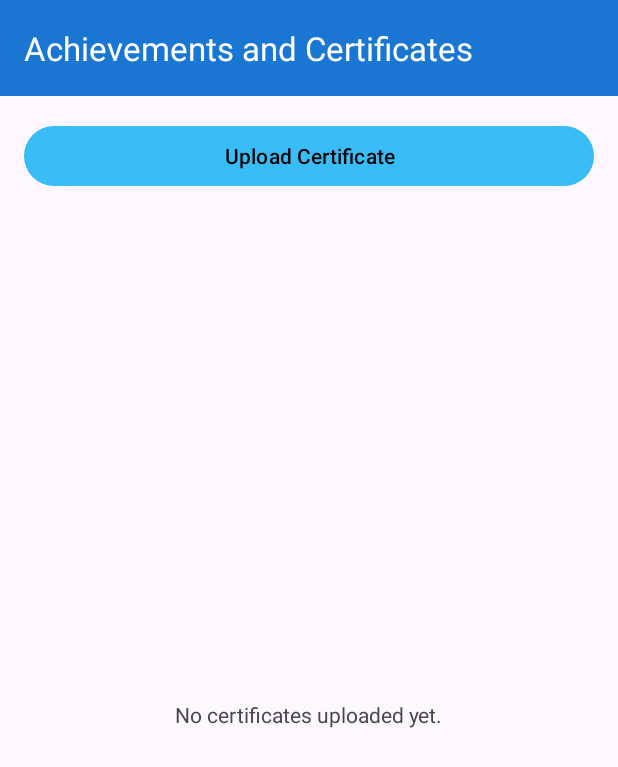
After one commit to itsmeEn/worksy-mobile-app, an Android app: the JobSeekerAchievements screen opened directly, with no data from a screen before it, on a phone screen of 412 x 824 dp. The commit adds this screen. Shown: the top 767 px of the screen. Run offline under Robolectric (Android 15) with nearby library versions, the phone set to English and light mode, and no system bars; our stand-ins replace Firebase (no records; nobody signed in at launch, a user with empty details on screens opened directly).

```diff
--- a/app/src/main/AndroidManifest.xml
+++ b/app/src/main/AndroidManifest.xml
@@ -18,6 +18,7 @@
         android:label="@string/app_name"
         android:roundIcon="@drawable/worksy_logo"
         android:supportsRtl="true"
+        android:networkSecurityConfig="@xml/network_security_config"
         android:theme="@style/Theme.Worksy">
 
         <activity
@@ -36,6 +37,7 @@
             android:name=".ui.jobseeker.JobSeekerMainActivity"
             android:exported="false" />
         <activity android:name=".ui.jobseeker.ChatBotActivity"/>
+        <activity android:name=".ui.jobseeker.JobSeekerAchievements"/>
         <activity android:name=".ui.jobseeker.JobSeekerSearchJobActivity"
             android:exported="true"/>
         <activity android:name=".ui.jobseeker.JobSeekerMyApplicationsActivity"
--- /dev/null
+++ b/app/src/main/java/com/worksy/ui/jobseeker/JobSeekerAchievements.java
@@ -0,0 +1,210 @@
+package com.worksy.ui.jobseeker;
+
+import android.content.Intent;
+import android.net.Uri;
+import android.os.Bundle;
+import android.util.Log;
+import android.view.View;
+import android.widget.Button;
+import android.widget.TextView;
+import android.widget.Toast;
+
+import androidx.activity.result.ActivityResultLauncher;
+import androidx.activity.result.contract.ActivityResultContracts;
+import androidx.appcompat.app.AppCompatActivity;
+import androidx.recyclerview.widget.LinearLayoutManager;
+import androidx.recyclerview.widget.RecyclerView;
+
+import com.google.firebase.auth.FirebaseAuth;
+import com.google.firebase.auth.FirebaseUser;
+import com.google.firebase.firestore.DocumentSnapshot;
+import com.google.firebase.firestore.FirebaseFirestore;
+import com.google.firebase.firestore.Query;
+import com.google.firebase.storage.FirebaseStorage;
+import com.google.firebase.storage.StorageReference;
+
+import com.worksy.R;
+import com.worksy.data.model.Certificate;
+import com.worksy.ui.adapter.CertificateAdapter;
+
+import java.util.ArrayList;
+import java.util.List;
+import java.util.HashMap;
+import java.util.Map;
+
+public class JobSeekerAchievements extends AppCompatActivity {
+
+    private Button buttonUploadCertificate;
+    private RecyclerView recyclerViewCertificates;
+    private TextView textViewEmptyState;
+    private CertificateAdapter certificateAdapter;
+    private List<Certificate> certificateList = new ArrayList<>();
+
+    private FirebaseStorage storage;
+    private FirebaseFirestore db;
+    private FirebaseAuth auth;
+
+    private ActivityResultLauncher<Intent> pickCertificateLauncher;
+
+    @Override
+    protected void onCreate(Bundle savedInstanceState) {
+        super.onCreate(savedInstanceState);
+        setContentView(R.layout.activity_job_seeker_achievement);
+
+        // Initialize Firebase
+        auth = FirebaseAuth.getInstance();
+        db = FirebaseFirestore.getInstance();
+        storage = FirebaseStorage.getInstance();
+
+        // Initialize Views
+        buttonUploadCertificate = findViewById(R.id.buttonUploadCertificate);
+        recyclerViewCertificates = findViewById(R.id.recyclerViewCertificates);
+        textViewEmptyState = findViewById(R.id.textViewEmptyState);
+
+        // Setup RecyclerView
+        recyclerViewCertificates.setLayoutManager(new LinearLayoutManager(this));
+        certificateAdapter = new CertificateAdapter(certificateList); // Pass the list to the adapter
+        recyclerViewCertificates.setAdapter(certificateAdapter);
+
+        // Register for activity result to pick files
+        pickCertificateLauncher = registerForActivityResult(new ActivityResultContracts.StartActivityForResult(),
+                result -> {
+                    if (result.getResultCode() == RESULT_OK && result.getData() != null) {
+                        Uri certificateUri = result.getData().getData();
+                        uploadCertificate(certificateUri); // Call upload function
+                    }
+                });
+
+        // Set click listener for the upload button
+        buttonUploadCertificate.setOnClickListener(v -> openFilePicker());
+
+        // Fetch existing certificates
+        fetchCertificates();
+    }
+
+    private void openFilePicker() {
+        Intent intent = new Intent(Intent.ACTION_GET_CONTENT);
+        intent.setType("*/*"); // Allow all file types initially
+        String[] mimeTypes = {
+                "application/pdf",
+                "application/vnd.openxmlformats-officedocument.wordprocessingml.document", // .docx
+                "image/*" // Images
+        };
+        intent.putExtra(Intent.EXTRA_MIME_TYPES, mimeTypes);
+        pickCertificateLauncher.launch(Intent.createChooser(intent, "Select Certificate"));
+    }
+
+    private void uploadCertificate(Uri certificateUri) {
+        FirebaseUser currentUser = auth.getCurrentUser();
+        if (currentUser == null) {
+            Toast.makeText(this, "Please log in to upload certificates.", Toast.LENGTH_SHORT).show();
+            return;
+        }
+
+        if (certificateUri == null) {
+            Toast.makeText(this, "No file selected.", Toast.LENGTH_SHORT).show();
+            return;
+        }
+
+        String userId = currentUser.getUid();
+        String fileName = "certificates/" + userId + "/" + System.currentTimeMillis() + "_" + getFileName(certificateUri);
+
+        StorageReference certificateRef = storage.getReference().child(fileName);
+
+        certificateRef.putFile(certificateUri)
+                .addOnSuccessListener(taskSnapshot -> {
+                    certificateRef.getDownloadUrl().addOnSuccessListener(uri -> {
+                        saveCertificateMetadata(userId, fileName, uri.toString());
+                    }).addOnFailureListener(e -> {
+                        Toast.makeText(this, "Failed to get download URL: " + e.getMessage(), Toast.LENGTH_SHORT).show();
+                        Log.e("Achievements", "Failed to get download URL", e);
+                    });
+                })
+                .addOnFailureListener(e -> {
+                    Toast.makeText(this, "Upload failed: " + e.getMessage(), Toast.LENGTH_SHORT).show();
+                    Log.e("Achievements", "Upload failed", e);
+                });
+    }
+
+    private void saveCertificateMetadata(String userId, String fileName, String downloadUrl) {
+        Map<String, Object> certificateData = new HashMap<>();
+        certificateData.put("fileName", fileName);
+        certificateData.put("downloadUrl", downloadUrl);
+        certificateData.put("uploadDate", com.google.firebase.firestore.FieldValue.serverTimestamp());
+        // You might want to extract and store the actual file name without the path
+        String displayFileName = fileName.substring(fileName.lastIndexOf('/') + 1);
+        certificateData.put("displayName", displayFileName);
+
+        db.collection("users").document(userId).collection("certificates")
+                .add(certificateData)
+                .addOnSuccessListener(documentReference -> {
+                    Toast.makeText(this, "Certificate uploaded successfully!", Toast.LENGTH_SHORT).show();
+                    Log.d("Achievements", "Certificate metadata saved with ID: " + documentReference.getId());
+                    fetchCertificates(); // Refresh the list after upload
+                })
+                .addOnFailureListener(e -> {
+                    Toast.makeText(this, "Failed to save certificate metadata: " + e.getMessage(), Toast.LENGTH_SHORT).show();
+                    Log.e("Achievements", "Failed to save metadata", e);
+                });
+    }
+
+    private void fetchCertificates() {
+        FirebaseUser currentUser = auth.getCurrentUser();
+        if (currentUser == null) {
+            // Handle not logged in state, perhaps clear the list and show empty state
+            certificateList.clear();
+            certificateAdapter.notifyDataSetChanged();
+            updateEmptyState(true);
+            return;
+        }
+
+        String userId = currentUser.getUid();
+
+        db.collection("users").document(userId).collection("certificates")
+                .orderBy("uploadDate", Query.Direction.DESCENDING)
+                .get()
+                .addOnSuccessListener(querySnapshot -> {
+                    certificateList.clear(); // Clear existing list
+                    for (DocumentSnapshot document : querySnapshot.getDocuments()) {
+                        // Assuming Certificate model has a constructor or method to create from DocumentSnapshot
+                         Certificate certificate = document.toObject(Certificate.class);
+                         if (certificate != null) {
+                             certificate.setId(document.getId()); // Set document ID as certificate ID
+                             certificateList.add(certificate);
+                         }
+                    }
+                    certificateAdapter.notifyDataSetChanged(); // Notify adapter of data changes
+                    updateEmptyState(certificateList.isEmpty());
+                })
+                .addOnFailureListener(e -> {
+                    Toast.makeText(this, "Failed to fetch certificates: " + e.getMessage(), Toast.LENGTH_SHORT).show();
+                    Log.e("Achievements", "Failed to fetch certificates", e);
+                    updateEmptyState(true);
+                });
+    }
+
+    private void updateEmptyState(boolean isEmpty) {
+        recyclerViewCertificates.setVisibility(isEmpty ? View.GONE : View.VISIBLE);
+        textViewEmptyState.setVisibility(isEmpty ? View.VISIBLE : View.GONE);
+    }
+
+    // Helper to get file name from Uri
+    private String getFileName(Uri uri) {
+        String result = null;
+        if (uri.getScheme().equals("content")) {
+            try (android.database.Cursor cursor = getContentResolver().query(uri, null, null, null, null)) {
+                if (cursor != null && cursor.moveToFirst()) {
+                    int nameIndex = cursor.getColumnIndex(android.provider.OpenableColumns.DISPLAY_NAME);
+                    if (nameIndex != -1) {
+                        result = cursor.getString(nameIndex);
+                    }
+                }
+            }
+        } else if (uri.getScheme().equals("file")) {
+            result = new java.io.File(uri.getPath()).getName();
+        }
+        return result == null ? "uploaded_file" : result;
+    }
+
+    // TODO: Create Certificate data model and CertificateAdapter class
+}
--- a/app/src/main/java/com/worksy/ui/jobseeker/JobSeekerMainActivity.java
+++ b/app/src/main/java/com/worksy/ui/jobseeker/JobSeekerMainActivity.java
@@ -69,6 +69,11 @@ public class JobSeekerMainActivity extends AppCompatActivity {
             startActivity(intent);
         });
 
+        binding.achievementsButton.setOnClickListener(v -> {
+            Intent intent = new Intent(this, JobSeekerAchievements.class);
+            startActivity(intent);
+        });
+
         // TODO: Add click listeners for other quick actions if needed
     }
 
--- a/app/src/main/res/layout/activity_chatbot_job_seeker.xml
+++ b/app/src/main/res/layout/activity_chatbot_job_seeker.xml
@@ -4,7 +4,7 @@
     xmlns:tools="http://schemas.android.com/tools"
     android:layout_width="match_parent"
     android:layout_height="match_parent"
-    android:background="@android:color/white"
+    android:background="@drawable/worksy_bg"
     tools:context=".ui.jobseeker.ChatBotActivity">
 
     <androidx.appcompat.widget.Toolbar
--- a/app/src/main/res/layout/activity_employer_main.xml
+++ b/app/src/main/res/layout/activity_employer_main.xml
@@ -4,6 +4,7 @@
     xmlns:tools="http://schemas.android.com/tools"
     android:layout_width="match_parent"
     android:layout_height="match_parent"
+    android:background="@drawable/worksy_bg"
     tools:context=".ui.employer.EmployerMainActivity">
 
     <View
--- /dev/null
+++ b/app/src/main/res/layout/activity_job_seeker_achievement.xml
@@ -0,0 +1,56 @@
+<?xml version="1.0" encoding="utf-8"?>
+<androidx.constraintlayout.widget.ConstraintLayout xmlns:android="http://schemas.android.com/apk/res/android"
+    xmlns:app="http://schemas.android.com/apk/res-auto"
+    xmlns:tools="http://schemas.android.com/tools"
+    android:layout_width="match_parent"
+    android:layout_height="match_parent"
+    tools:context=".ui.jobseeker.JobSeekerAchievements">
+
+    <com.google.android.material.appbar.MaterialToolbar
+        android:id="@+id/toolbar"
+        android:layout_width="0dp"
+        android:layout_height="?attr/actionBarSize"
+        android:background="?attr/colorPrimary"
+        app:layout_constraintEnd_toEndOf="parent"
+        app:layout_constraintStart_toStartOf="parent"
+        app:layout_constraintTop_toTopOf="parent"
+        app:title="Achievements and Certificates"
+        app:titleTextColor="@android:color/white" />
+
+    <Button
+        android:id="@+id/buttonUploadCertificate"
+        android:layout_width="0dp"
+        android:layout_height="wrap_content"
+        android:layout_marginStart="16dp"
+        android:layout_marginTop="16dp"
+        android:layout_marginEnd="16dp"
+        android:textColor="@android:color/black"
+        app:backgroundTint="#38bdf8"
+        android:text="@string/upload_certificate"
+        app:layout_constraintEnd_toEndOf="parent"
+        app:layout_constraintStart_toStartOf="parent"
+        app:layout_constraintTop_toBottomOf="@+id/toolbar" />
+
+    <androidx.recyclerview.widget.RecyclerView
+        android:id="@+id/recyclerViewCertificates"
+        android:layout_width="0dp"
+        android:layout_height="0dp"
+        android:layout_marginTop="16dp"
+        app:layout_constraintBottom_toBottomOf="parent"
+        app:layout_constraintEnd_toEndOf="parent"
+        app:layout_constraintStart_toStartOf="parent"
+        app:layout_constraintTop_toBottomOf="@+id/buttonUploadCertificate"
+        tools:listitem="@layout/item_certificate" /> <!-- Assuming you have an item_certificate layout -->
+
+    <TextView
+        android:id="@+id/textViewEmptyState"
+        android:layout_width="wrap_content"
+        android:layout_height="wrap_content"
+        android:text="@string/no_certificates_uploaded_yet"
+        android:visibility="gone"
+        app:layout_constraintBottom_toBottomOf="parent"
+        app:layout_constraintEnd_toEndOf="parent"
+        app:layout_constraintStart_toStartOf="parent"
+        app:layout_constraintTop_toBottomOf="@+id/buttonUploadCertificate" />
+
+</androidx.constraintlayout.widget.ConstraintLayout>
--- a/app/src/main/res/layout/activity_job_seeker_search_job.xml
+++ b/app/src/main/res/layout/activity_job_seeker_search_job.xml
@@ -3,6 +3,7 @@
     xmlns:app="http://schemas.android.com/apk/res-auto"
     android:layout_width="match_parent"
     android:layout_height="match_parent"
+    android:background="@drawable/worksy_bg"
     xmlns:tools="http://schemas.android.com/tools">
 
     <!-- AppBar with Search and Filter -->
--- a/app/src/main/res/layout/employer_view_applicant.xml
+++ b/app/src/main/res/layout/employer_view_applicant.xml
@@ -3,6 +3,7 @@
     android:layout_width="match_parent"
     android:layout_height="match_parent"
     xmlns:app="http://schemas.android.com/apk/res-auto"
+    android:background="@drawable/worksy_bg"
     tools:context=".ui.employer.EmployerViewApplicantActivity">
 
     <LinearLayout
@@ -90,7 +91,7 @@
                 <Spinner
                     android:id="@+id/status_spinner"
                     android:layout_width="wrap_content"
-                    android:layout_height="wrap_content"
+                    android:layout_height="50dp"
                     android:fontFamily="@font/poppins_medium"
                     android:entries="@array/application_statuses" />
             </LinearLayout>
--- a/app/src/main/res/layout/fragment_rate_job_seeker.xml
+++ b/app/src/main/res/layout/fragment_rate_job_seeker.xml
@@ -4,6 +4,7 @@
     android:layout_height="match_parent"
     xmlns:app="http://schemas.android.com/apk/res-auto"
     xmlns:tools="http://schemas.android.com/tools"
+    android:background="@drawable/worksy_bg"
     tools:context=".ui.employer.RateEmployeeFragment">
 
     <androidx.core.widget.NestedScrollView
--- a/app/src/main/res/layout/job_seeker_my_applications.xml
+++ b/app/src/main/res/layout/job_seeker_my_applications.xml
@@ -4,6 +4,7 @@
     xmlns:tools="http://schemas.android.com/tools"
     android:layout_width="match_parent"
     android:layout_height="match_parent"
+    android:background="@drawable/worksy_bg"
     tools:context=".ui.jobseeker.JobSeekerMyApplicationsActivity">
 
     <androidx.recyclerview.widget.RecyclerView
--- a/app/src/main/res/values/strings.xml
+++ b/app/src/main/res/values/strings.xml
@@ -246,6 +246,8 @@
     <string name="error_loading_jobs">Failed to Load Jobs!</string>
     <string name="failed_to_load_jobs">Cannot Load Jobs</string>
     <string name="type_your_message">Type your message</string>
+    <string name="upload_certificate">Upload Certificate</string>
+    <string name="no_certificates_uploaded_yet">No certificates uploaded yet.</string>
 
     <string-array name="profile_status_options">
         <item>Available</item>
```
Also changed, not shown: app/build.gradle (+8 -4 lines), app/src/main/java/com/worksy/data/model/Certificate.java (added, +61 -0 lines), app/src/main/java/com/worksy/ui/adapter/CertificateAdapter.java (added, +68 -0 lines), app/src/main/java/com/worksy/ui/jobseeker/JobSeekerSearchJobActivity.java (+18 -3 lines), app/src/main/res/layout/activity_job_seeker_main.xml (+11 -6 lines), app/src/main/res/layout/activity_job_seeker_profile.xml (+25 -4 lines), app/src/main/res/layout/item_certificate.xml (added, +45 -0 lines), app/src/main/res/drawable-mdpi/worksy_bg.png (added), 357 other files.
